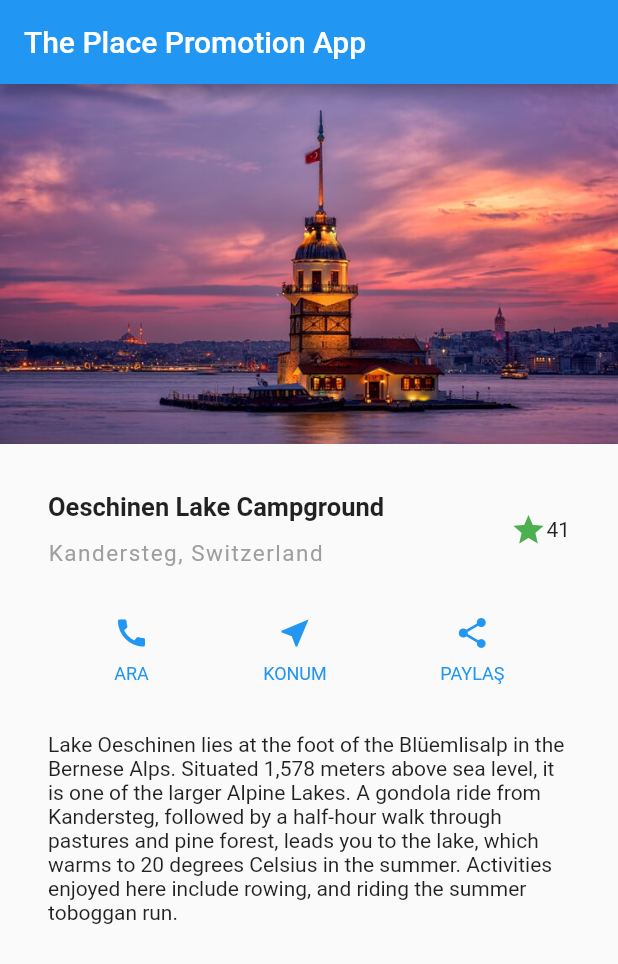
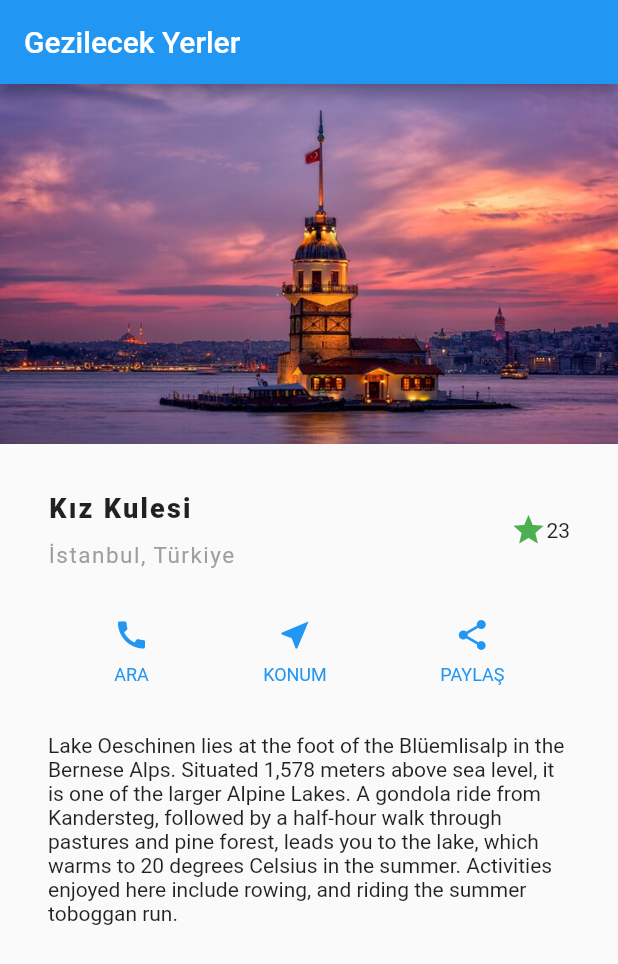
Before and after one commit to ahmetakyapi/Flutter-Place-Promotion-Card, a Flutter app: the screen it shows after launch, on a phone screen of 412 x 824 dp. Shown: the top 964 px of the screen. Run offline on Flutter 3.47's test engine with Material 2 defaults, Android fonts, the phone set to English and light mode, and no system bars.

Commit message:
Change the details.

```diff
--- a/lib/main.dart
+++ b/lib/main.dart
@@ -25,15 +25,16 @@ class MyApp extends StatelessWidget {
                 Container(
                   padding: const EdgeInsets.only(bottom: 12),
                   child: const Text(
-                    'Oeschinen Lake Campground',
+                    'Kız Kulesi',
                     style: TextStyle(
-                      fontWeight: FontWeight.bold,
-                      fontSize: 17
+                      fontWeight: FontWeight.w800,
+                      fontSize: 18,
+                      letterSpacing:1.5
                     ),
                   ),
                 ),
                 Text(
-                  'Kandersteg, Switzerland',
+                  'İstanbul, Türkiye',
                   style: TextStyle(letterSpacing: 1,
                     color: Colors.grey[500],
                     fontSize: 15
@@ -47,7 +48,7 @@ class MyApp extends StatelessWidget {
             Icons.star,
             color: Colors.green[500],
           ),
-          const Text('41'),
+          const Text('23'),
         ],
       ),
     );
@@ -77,16 +78,16 @@ class MyApp extends StatelessWidget {
     );
 
     return MaterialApp(
-      title: 'The Place Promotion App',
+      title: 'Gezilecek Yerler',
       home: Scaffold(
         appBar: AppBar(
-          title: const Text('The Place Promotion App'),
+          title: const Text('Gezilecek Yerler'),
         ),
         body: ListView(
           children: [
             Image.asset(
               'images/tower.jpg',
-              width: 500,
+              width: 600,
               height: 240,
               fit: BoxFit.cover,
             ),
```
